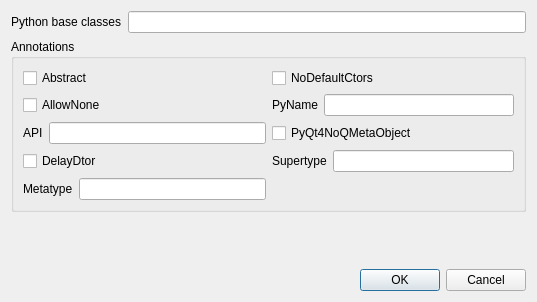
This is metasip/api_editor/Designer/ClassPropertiesBase.ui in Python-SIP/metasip as Qt 5 draws it before an edit. The edited form follows.
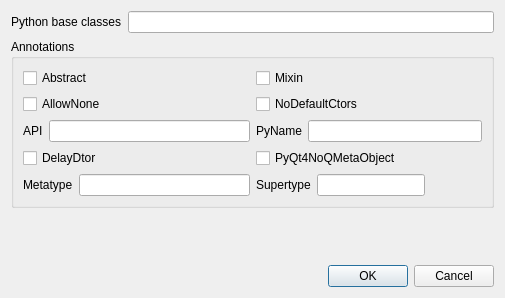
This is the edited form.

Commit message: Added support for the /Mixin/ class annotation.

Diff of the .ui file:
```diff
--- a/metasip/api_editor/Designer/ClassPropertiesBase.ui
+++ b/metasip/api_editor/Designer/ClassPropertiesBase.ui
@@ -6,8 +6,8 @@
    <rect>
     <x>0</x>
     <y>0</y>
-    <width>537</width>
-    <height>302</height>
+    <width>505</width>
+    <height>298</height>
    </rect>
   </property>
   <property name="windowTitle">
@@ -42,9 +42,9 @@
        </widget>
       </item>
       <item row="0" column="1">
-       <widget class="QCheckBox" name="nodefaultctorsCb">
+       <widget class="QCheckBox" name="mixinCb">
         <property name="text">
-         <string>NoDefaultCtors</string>
+         <string>Mixin</string>
         </property>
        </widget>
       </item>
@@ -56,18 +56,11 @@
        </widget>
       </item>
       <item row="1" column="1">
-       <layout class="QFormLayout" name="formLayout_4">
-        <item row="0" column="0">
-         <widget class="QLabel" name="label_2">
+       <widget class="QCheckBox" name="nodefaultctorsCb">
           <property name="text">
-           <string>PyName</string>
-          </property>
-         </widget>
-        </item>
-        <item row="0" column="1">
-         <widget class="QLineEdit" name="pyName"/>
-        </item>
-       </layout>
+         <string>NoDefaultCtors</string>
+        </property>
+       </widget>
       </item>
       <item row="2" column="0">
        <layout class="QFormLayout" name="formLayout_3">
@@ -84,11 +77,18 @@
        </layout>
       </item>
       <item row="2" column="1">
-       <widget class="QCheckBox" name="noqmetaobjectCb">
+       <layout class="QFormLayout" name="formLayout_4">
+        <item row="0" column="0">
+         <widget class="QLabel" name="label_2">
         <property name="text">
-         <string>PyQt4NoQMetaObject</string>
-        </property>
-       </widget>
+           <string>PyName</string>
+          </property>
+         </widget>
+        </item>
+        <item row="0" column="1">
+         <widget class="QLineEdit" name="pyName"/>
+        </item>
+       </layout>
       </item>
       <item row="3" column="0">
        <widget class="QCheckBox" name="delaydtorCb">
@@ -98,18 +98,11 @@
        </widget>
       </item>
       <item row="3" column="1">
-       <layout class="QFormLayout" name="formLayout_5">
-        <item row="0" column="0">
-         <widget class="QLabel" name="label_5">
+       <widget class="QCheckBox" name="noqmetaobjectCb">
           <property name="text">
-           <string>Supertype</string>
-          </property>
-         </widget>
-        </item>
-        <item row="0" column="1">
-         <widget class="QLineEdit" name="supertype"/>
-        </item>
-       </layout>
+         <string>PyQt4NoQMetaObject</string>
+        </property>
+       </widget>
       </item>
       <item row="4" column="0">
        <layout class="QFormLayout" name="formLayout_2">
@@ -125,6 +118,23 @@
         </item>
        </layout>
       </item>
+      <item row="4" column="1">
+       <layout class="QFormLayout" name="formLayout_5">
+        <property name="fieldGrowthPolicy">
+         <enum>QFormLayout::FieldsStayAtSizeHint</enum>
+        </property>
+        <item row="0" column="0">
+         <widget class="QLabel" name="label_5">
+          <property name="text">
+           <string>Supertype</string>
+          </property>
+         </widget>
+        </item>
+        <item row="0" column="1">
+         <widget class="QLineEdit" name="supertype"/>
+        </item>
+       </layout>
+      </item>
      </layout>
     </widget>
    </item>
```
Left out of the diff: 1 changed line with no effect on the pictures. Lines whose indentation alone changed are shown as unchanged. The commit also changes 1 other file.
